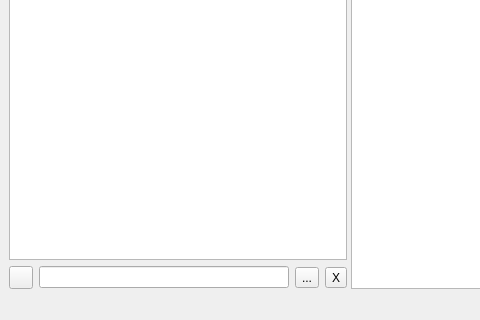
Old version of the form design.ui in the repository breakeneck/foobar-qt; both pictures show x 0 to 480 and y 356 to 676 of the 1040 by 676 pixel window.
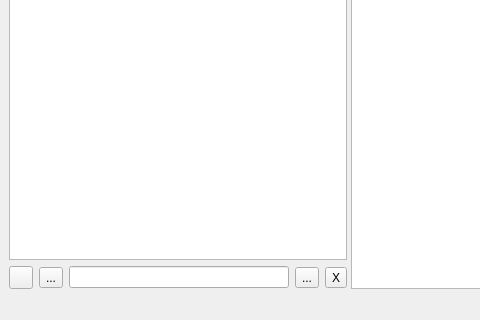
New version of the form.

Commit message: Upd: improved loading folders, New: save scroll & state of table & tree views, Fix: fixed inserting data to db using apsw

```diff
--- a/design.ui
+++ b/design.ui
@@ -175,6 +175,13 @@
             </property>
            </widget>
           </item>
+          <item>
+           <widget class="QToolButton" name="followTreeView">
+            <property name="text">
+             <string>...</string>
+            </property>
+           </widget>
+          </item>
           <item>
            <widget class="QLineEdit" name="foldersEdit"/>
           </item>
```
Left out of the diff: 3 changed lines with no effect on the pictures. The commit also changes 6 other files.
